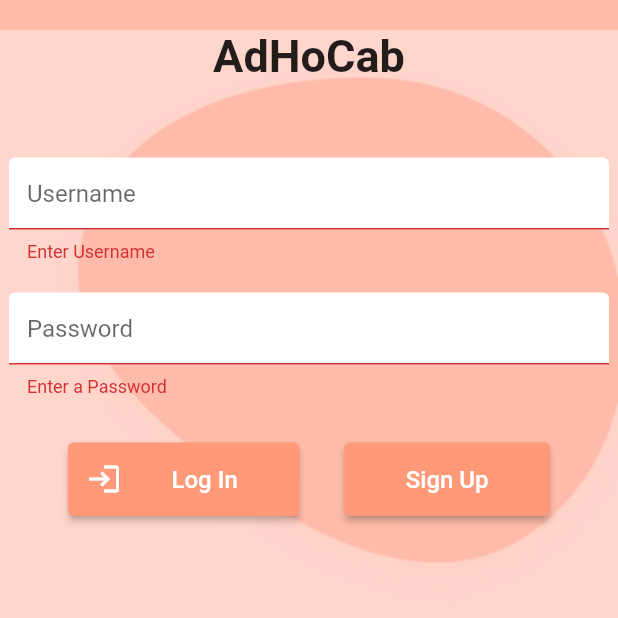
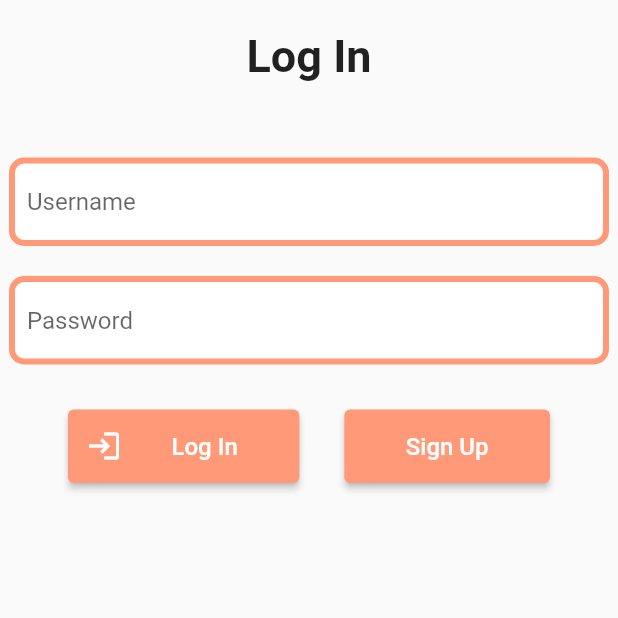
Before and after one commit to Murtaza-Ali-2990/AdHoCab, a Flutter app: the screen it shows after launch, after a tap on "Log In", on a phone screen of 412 x 824 dp, the top half of it. Run offline on Flutter 3.47's test engine with Material 2 defaults, Android fonts, the phone set to English and light mode, and no system bars; our stand-ins replace firebase_auth, firebase_core, flutter_spinkit; accounts and stored records are empty.

Commit message:
Added Onboarding

```diff
--- a/adhocab/lib/authentication/signIn/sign_in.dart
+++ b/adhocab/lib/authentication/signIn/sign_in.dart
@@ -18,18 +18,12 @@
     if (loading) return Loading();
 
     return Scaffold(
-      backgroundColor: bgColor,
       body: Container(
-        decoration: BoxDecoration(
-            image: DecorationImage(
-          image: AssetImage('assets/images/Onboarding.png'),
-          fit: BoxFit.cover,
-        )),
         margin: EdgeInsets.only(top: 20.0),
         alignment: Alignment.center,
         child: Column(
           children: [
-            HeadingStyle('AdHoCab'),
+            HeadingStyle('Log In'),
             SizedBox(height: 50.0),
             SizedBox(
               width: 400.0,
--- a/adhocab/lib/authentication/signUp/sign_up_customer.dart
+++ b/adhocab/lib/authentication/signUp/sign_up_customer.dart
@@ -18,7 +18,6 @@
     if (loading) return Loading();
 
     return Scaffold(
-      backgroundColor: bgColor,
       body: Container(
         margin: EdgeInsets.only(top: 20.0),
         alignment: Alignment.center,
--- a/adhocab/lib/authentication/signUp/sign_up_driver.dart
+++ b/adhocab/lib/authentication/signUp/sign_up_driver.dart
@@ -17,7 +17,6 @@
     if (loading) return Loading();
 
     return Scaffold(
-      backgroundColor: bgColor,
       body: Container(
         margin: EdgeInsets.only(top: 20.0),
         alignment: Alignment.center,
--- /dev/null
+++ b/adhocab/lib/screens/onboarding.dart
@@ -0,0 +1,50 @@
+import 'package:adhocab/authentication/signIn/sign_in.dart';
+import 'package:adhocab/authentication/signUp/sign_up_customer.dart';
+import 'package:adhocab/utils/styles.dart';
+import 'package:flutter/material.dart';
+
+class Onboarding extends StatelessWidget {
+  Widget build(BuildContext context) {
+    return Scaffold(
+        body: Container(
+      decoration: BoxDecoration(
+          image: DecorationImage(
+        image: AssetImage('assets/images/Onboarding.png'),
+        fit: BoxFit.cover,
+      )),
+      margin: EdgeInsets.only(top: 20.0),
+      alignment: Alignment.center,
+      child: Column(
+        children: [
+          HeadingStyle('AdHoCab'),
+          SizedBox(height: 50.0),
+          ElevatedButton.icon(
+            icon: Icon(
+              Icons.login,
+              color: Colors.white,
+            ),
+            label: ButtonLayout('Log In'),
+            style: buttonStyle,
+            onPressed: () => _redirectToLogin(context),
+          ),
+          SizedBox(height: 10.0),
+          ElevatedButton(
+            style: buttonStyle,
+            child: ButtonLayout('Sign Up'),
+            onPressed: () => _redirectToSignUp(context),
+          ),
+        ],
+      ),
+    ));
+  }
+
+  void _redirectToSignUp(BuildContext context) {
+    Navigator.of(context)
+        .push(MaterialPageRoute(builder: (context) => SignUpCustomer()));
+  }
+
+  void _redirectToLogin(BuildContext context) {
+    Navigator.of(context)
+        .push(MaterialPageRoute(builder: (context) => SignIn()));
+  }
+}
--- a/adhocab/lib/utils/wrapper.dart
+++ b/adhocab/lib/utils/wrapper.dart
@@ -1,5 +1,5 @@
-import 'package:adhocab/authentication/signIn/sign_in.dart';
 import 'package:adhocab/models/user_data.dart';
+import 'package:adhocab/screens/onboarding.dart';
 import 'package:flutter/material.dart';
 import 'package:provider/provider.dart';
 import 'loading_screen.dart';
@@ -11,7 +11,7 @@
     print('User is ${user?.uid} and type is ${user?.type}');
 
     if (user?.uid == null) {
-      return SignIn();
+      return Onboarding();
     }
     if (user?.type == 'Customer') {
       return Text('Customer');
```
